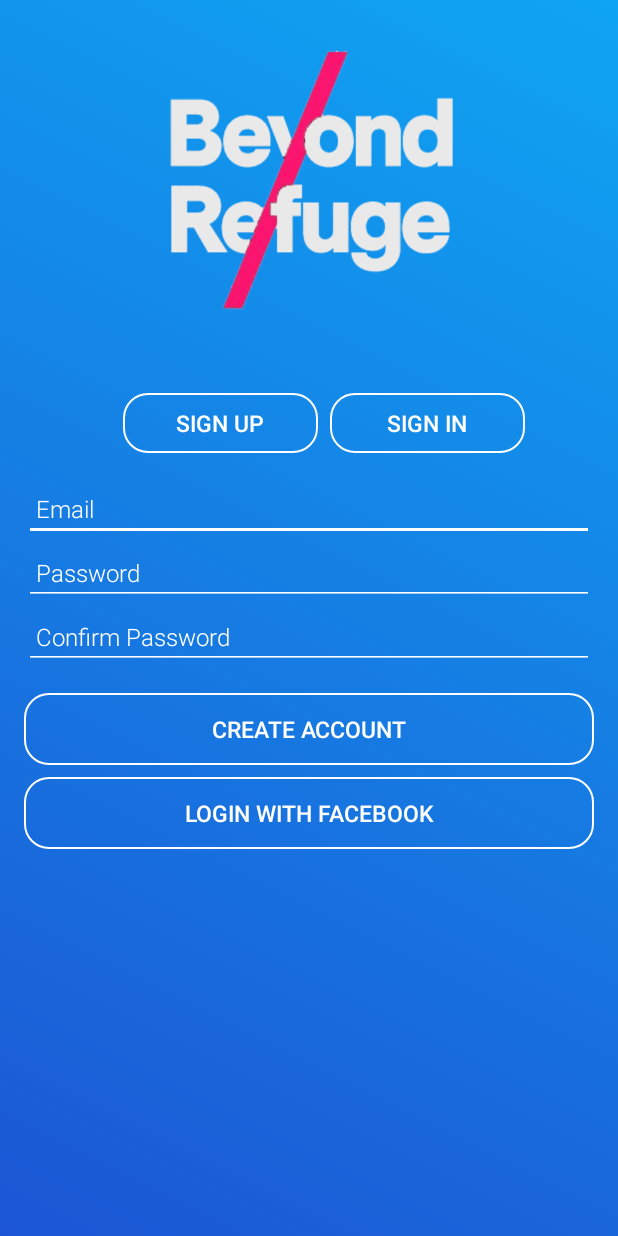
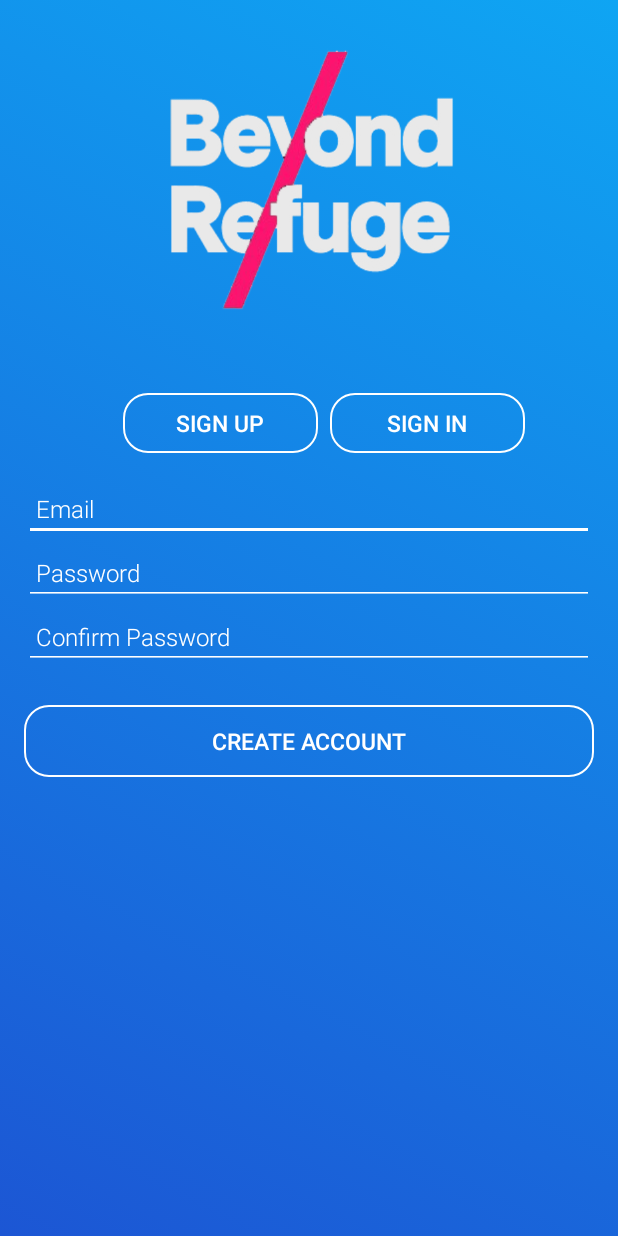
Before and after one commit to cedanmurat/BRefugee, an Android app: the layout activity_sign_up.xml on its own in the app's theme, with its tools: preview values and no code run, on a phone screen of 412 x 824 dp. Run offline under Robolectric (Android 15) with nearby library versions, the phone set to English and light mode, and no system bars.

Commit message:
Facebook Login

```diff
--- a/app/build.gradle
+++ b/app/build.gradle
@@ -29,5 +29,7 @@ dependencies {
     compile 'com.google.firebase:firebase-core:11.8.0'
     compile 'com.jakewharton:butterknife:8.8.1'
     annotationProcessor 'com.jakewharton:butterknife-compiler:8.8.1'
+    implementation 'com.facebook.android:facebook-login:[4,5)'
+
 }
 apply plugin: 'com.google.gms.google-services'
--- a/app/src/main/res/layout/activity_sign_up.xml
+++ b/app/src/main/res/layout/activity_sign_up.xml
@@ -73,13 +73,13 @@
                 android:layout_marginLeft="16dp"
                 android:layout_marginRight="16dp"
                 android:backgroundTint="#fff"
+                android:fontFamily="sans-serif-light"
                 android:hint="Email"
+                android:inputType="textEmailAddress"
                 android:paddingLeft="8dp"
+                android:textColor="#fff"
                 android:textColorHint="#fff"
-                android:inputType="textEmailAddress"
-                android:textSize="16sp"
-                android:fontFamily="sans-serif-light"
-                />
+                android:textSize="16sp" />
 
             <EditText
                 android:id="@+id/passwordsignup"
@@ -88,13 +88,13 @@
                 android:layout_marginLeft="16dp"
                 android:layout_marginRight="16dp"
                 android:backgroundTint="#fff"
+                android:fontFamily="sans-serif-light"
                 android:hint="Password"
                 android:inputType="textPassword"
                 android:paddingLeft="8dp"
+                android:textColor="#fff"
                 android:textColorHint="#fff"
-                android:textSize="16sp"
-                android:fontFamily="sans-serif-light"
-                />
+                android:textSize="16sp" />
 
             <EditText
                 android:id="@+id/confirmation"
@@ -103,42 +103,27 @@
                 android:layout_marginLeft="16dp"
                 android:layout_marginRight="16dp"
                 android:backgroundTint="#fff"
+                android:fontFamily="sans-serif-light"
                 android:hint="Confirm Password"
                 android:inputType="textPassword"
                 android:paddingLeft="8dp"
+                android:textColor="#fff"
                 android:textColorHint="#fff"
-                android:textSize="16sp"
-                android:fontFamily="sans-serif-light"
-                />
+                android:textSize="16sp" />
 
             <Button
+                android:id="@+id/createAccount"
                 android:layout_width="match_parent"
                 android:layout_height="wrap_content"
                 android:layout_gravity="center"
-                android:layout_marginTop="16dp"
+                android:layout_marginLeft="16dp"
                 android:layout_marginRight="16dp"
-                android:layout_marginLeft="16dp"
+                android:layout_marginTop="24dp"
                 android:background="@drawable/button"
+                android:onClick="createAccount"
                 android:text="Create Account"
                 android:textColor="#fff"
-                android:textSize="15sp"
-                android:id="@+id/createAccount"
-                android:onClick="createAccount"
-                />
-
-            <Button
-                android:layout_width="match_parent"
-                android:layout_height="wrap_content"
-                android:layout_gravity="center"
-                android:layout_marginTop="8dp"
-                android:layout_marginRight="16dp"
-                android:layout_marginLeft="16dp"
-                android:background="@drawable/button"
-                android:text="Login With Facebook"
-                android:textColor="#fff"
-                android:textSize="15sp"
-
-                />
+                android:textSize="15sp" />
 
         </LinearLayout>
     </RelativeLayout>
--- a/app/src/main/res/values/strings.xml
+++ b/app/src/main/res/values/strings.xml
@@ -1,3 +1,6 @@
 <resources>
     <string name="app_name">Beyond Refugee</string>
+    <string name="facebook_app_id">408536592927529</string>
+    <string name="fb_login_protocol_scheme">fb408536592927529</string>
+
 </resources>
--- a/build.gradle
+++ b/build.gradle
@@ -5,6 +5,7 @@ buildscript {
     repositories {
         google()
         jcenter()
+
     }
     dependencies {
         classpath 'com.android.tools.build:gradle:3.0.1'
@@ -20,6 +21,7 @@ allprojects {
     repositories {
         google()
         jcenter()
+
     }
 }
 
```
Also changed, not shown: app/src/main/AndroidManifest.xml (+21 -2 lines), app/src/main/java/org/beyondrefuge/www/Login.java (+94 -20 lines), app/src/main/res/layout/activity_login.xml (+17 -25 lines).
